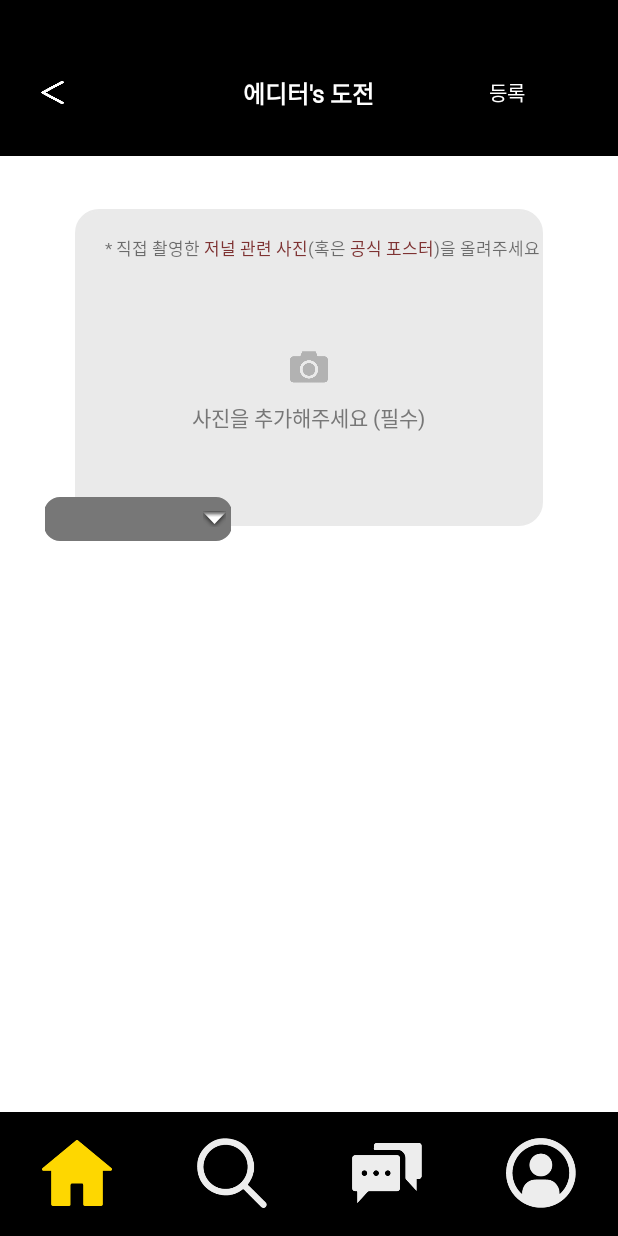
After one commit to JayHan-K/todaysShow, an Android app: the fragment CommunityEditorChallenges placed in its activity, on a phone screen of 412 x 824 dp. The commit adds this screen. Run offline under Robolectric (Android 15) with nearby library versions, the phone set to English and light mode, and no system bars; libraries missing offline, so code that uses them is left out: com.mikhaellopez.circularimageview; 2 statements that could not run were skipped.

Commit message:
2020.08.27 Editor Challenges...

```diff
--- /dev/null
+++ b/app/src/main/java/com/example/todaysshow/adapter/EditorChallengesSpinnerAdapter.kt
@@ -0,0 +1,48 @@
+package com.example.todaysshow.adapter
+
+import android.content.Context
+import android.view.Gravity
+import android.view.View
+import android.view.ViewGroup
+import android.widget.BaseAdapter
+import android.widget.SpinnerAdapter
+import android.widget.TextView
+
+class EditorChallengesSpinnerAdapter(items: ArrayList<String>, context: Context) : BaseAdapter(), SpinnerAdapter {
+    var items = items
+    var context = context
+
+    override fun getDropDownView(position: Int, convertView: View?, parent: ViewGroup?): View {
+        var textView : TextView = TextView(context)
+        textView.setPadding(5,5,5,5)
+        textView.textSize = 10F
+        textView.gravity = Gravity.CENTER_VERTICAL
+        textView.setText(items.get(position))
+        textView.setTextColor(0x000000)
+        return textView
+    }
+
+    override fun getView(position: Int, convertView: View?, parent: ViewGroup?): View {
+        var textView : TextView = TextView(context)
+        textView.setPadding(5,5,5,5)
+        textView.textSize = 10F
+        textView.gravity = Gravity.CENTER
+        textView.setCompoundDrawablesWithIntrinsicBounds(0 ,0, android.R.drawable.arrow_down_float, 0)
+        textView.setText(items.get(position))
+        textView.setTextColor(0x000000)
+        return textView
+    }
+
+    override fun getItem(position: Int): Any {
+        return items.get(position)
+    }
+
+    override fun getItemId(position: Int): Long {
+        return position.toLong()
+    }
+
+    override fun getCount(): Int {
+        return items.size
+    }
+
+}
--- a/app/src/main/java/com/example/todaysshow/fragment/CommunityFragment.kt
+++ b/app/src/main/java/com/example/todaysshow/fragment/CommunityFragment.kt
@@ -4,15 +4,21 @@ import android.os.Bundle
 import android.view.LayoutInflater
 import android.view.View
 import android.view.ViewGroup
+import android.widget.FrameLayout
+import android.widget.LinearLayout
 import androidx.fragment.app.Fragment
 import androidx.viewpager.widget.ViewPager
 import com.example.todaysshow.R
 import com.example.todaysshow.adapter.CommunityPagerAdapter
+import com.example.todaysshow.fragment.community.CommunityEditorChallenges
+import com.example.todaysshow.fragment.community.CommunityEditors
 import com.google.android.material.tabs.TabLayout
 import kotlinx.android.synthetic.main.activity_community_fragment.*
 
 class CommunityFragment(initIndex: Int) : Fragment() {
     var initIndex = initIndex
+    var communityMainLinearLayout : LinearLayout? = null
+    var communityMainFrameLayout : FrameLayout? = null
     override fun onCreate(savedInstanceState: Bundle?) {
         super.onCreate(savedInstanceState)
     }
@@ -30,10 +36,25 @@ class CommunityFragment(initIndex: Int) : Fragment() {
         communityTabLayout.setupWithViewPager(communityViewPager)
         communityViewPager.currentItem = initIndex
 
-
-
+        communityMainLinearLayout = viewGroup.findViewById(R.id.community_main_ll)
+        communityMainFrameLayout = viewGroup.findViewById(R.id.community_main_fl)
 
         return viewGroup
     }
 
+    fun communityChangeToEditorChallenges(){
+        communityMainLinearLayout!!.visibility = View.INVISIBLE
+        communityMainFrameLayout!!.visibility = View.VISIBLE
+
+        childFragmentManager.beginTransaction().replace(
+            R.id.community_main_fl,
+            CommunityEditorChallenges()
+        ).commitAllowingStateLoss()
+    }
+
+    fun editorChallengesChangeToCommunity(){
+        communityMainLinearLayout!!.visibility = View.VISIBLE
+        communityMainFrameLayout!!.visibility = View.INVISIBLE
+    }
+
 }
--- /dev/null
+++ b/app/src/main/java/com/example/todaysshow/fragment/community/CommunityEditorChallenges.kt
@@ -0,0 +1,68 @@
+package com.example.todaysshow.fragment.community
+
+import android.graphics.Color
+import android.os.Bundle
+import android.text.SpannableString
+import android.text.style.ForegroundColorSpan
+import android.view.LayoutInflater
+import android.view.View
+import android.view.ViewGroup
+import android.widget.Button
+import android.widget.Spinner
+import android.widget.TextView
+import androidx.fragment.app.Fragment
+import com.example.todaysshow.R
+import com.example.todaysshow.adapter.EditorChallengesSpinnerAdapter
+import com.example.todaysshow.fragment.CommunityFragment
+import com.example.todaysshow.fragment.HomeFragment
+import java.util.*
+import kotlin.collections.ArrayList
+
+class CommunityEditorChallenges : Fragment() {
+
+    override fun onCreate(savedInstanceState: Bundle?) {
+        super.onCreate(savedInstanceState)
+    }
+
+    override fun onCreateView(
+        inflater: LayoutInflater,
+        container: ViewGroup?,
+        savedInstanceState: Bundle?
+    ): View? {
+        val viewGroup: ViewGroup = inflater.inflate(R.layout.activity_editor_challenges, null) as ViewGroup
+
+        var editorChallengesSpinner = viewGroup.findViewById<Spinner>(R.id.editor_challenges_spinner)
+        var spinnerItems : ArrayList<String> = ArrayList()
+        spinnerItems.add("공연 병아리 필수")
+        spinnerItems.add("가족과 함께")
+        spinnerItems.add("연인과 함께")
+        spinnerItems.add("혼자가 딱좋아")
+        spinnerItems.add("공연 좀 많이 봤니?")
+        spinnerItems.add("집순이도 볼수있어")
+        spinnerItems.add("해외가면 꼭 봐!")
+        spinnerItems.add("극장 꿀팁")
+        spinnerItems.add("공연별 꿀팁")
+
+
+        var editorChallengesSpinnerAdater : EditorChallengesSpinnerAdapter = EditorChallengesSpinnerAdapter(spinnerItems,
+            context!!
+        )
+        editorChallengesSpinner.adapter = editorChallengesSpinnerAdater
+
+        var editorChallengesCloseButton = viewGroup.findViewById<Button>(R.id.editor_challenges_close_bt)
+        editorChallengesCloseButton.setOnClickListener(View.OnClickListener {
+            var parentFrag: CommunityFragment =
+                this@CommunityEditorChallenges.parentFragment as CommunityFragment
+            parentFrag.editorChallengesChangeToCommunity()
+        })
+
+        var editorChallengesAddPictureNoticeTextView : TextView = viewGroup.findViewById(R.id.editor_challenges_add_picture_notice_tv)
+        var sText : SpannableString = SpannableString(editorChallengesAddPictureNoticeTextView.text)
+        sText.setSpan(ForegroundColorSpan(Color.rgb(126, 50, 50)),9,17,0)
+        sText.setSpan(ForegroundColorSpan(Color.rgb(126, 50, 50)),21,27,0)
+        editorChallengesAddPictureNoticeTextView.text = sText
+
+
+        return viewGroup
+    }
+}
--- a/app/src/main/java/com/example/todaysshow/fragment/community/CommunityEditors.kt
+++ b/app/src/main/java/com/example/todaysshow/fragment/community/CommunityEditors.kt
@@ -4,6 +4,7 @@ import android.os.Bundle
 import android.view.LayoutInflater
 import android.view.View
 import android.view.ViewGroup
+import android.widget.Button
 import android.widget.Toast
 import androidx.fragment.app.Fragment
 import androidx.recyclerview.widget.GridLayoutManager
@@ -17,6 +18,7 @@ import com.example.todaysshow.adapter.CommunityEditorsJournalAdapter
 import com.example.todaysshow.adapter.JournalAdapter
 import com.example.todaysshow.adapter.SearchResultImageAdapter
 import com.example.todaysshow.adapter.SearchResultRelationAdapter
+import com.example.todaysshow.fragment.CommunityFragment
 import com.example.todaysshow.fragment.SearchFragment
 
 class CommunityEditors : Fragment() {
@@ -64,6 +66,12 @@ class CommunityEditors : Fragment() {
         searchResultJournalRV.layoutManager = journalLayoutManager
         searchResultJournalRV.adapter = journalAdapter
 
+        var communityEditorsChallengesButton = viewGroup.findViewById<Button>(R.id.community_editors_challenges_bt)
+        communityEditorsChallengesButton.setOnClickListener(View.OnClickListener {
+            var parentFrag: CommunityFragment =
+                this@CommunityEditors.parentFragment as CommunityFragment
+            parentFrag.communityChangeToEditorChallenges()
+        })
 
 
         return viewGroup
--- /dev/null
+++ b/app/src/main/res/drawable/editor_challenges_picture_rounded_corner.xml
@@ -0,0 +1,16 @@
+<?xml version="1.0" encoding="utf-8"?>
+<shape xmlns:android="http://schemas.android.com/apk/res/android" >
+    <stroke
+        android:width="1dp"
+        android:color="#eaeaea" />
+
+    <solid android:color="#eaeaea" />
+
+    <padding
+        android:left="0.5dp"
+        android:right="0.5dp"
+        android:bottom="0.5dp"
+        android:top="0.5dp" />
+
+    <corners android:radius="15dp" />
+</shape>
--- /dev/null
+++ b/app/src/main/res/drawable/editor_challenges_spinner_bg.xml
@@ -0,0 +1,25 @@
+<?xml version="1.0" encoding="utf-8"?>
+<selector xmlns:android="http://schemas.android.com/apk/res/android"
+    android:exitFadeDuration="@android:integer/config_mediumAnimTime">
+    <item android:state_pressed="true" android:drawable="@color/tab_background_selected"/>
+    <item android:state_selected="true" android:drawable="@color/tab_background_selected"/>
+    <item>
+        <inset android:insetLeft="-1dp" android:insetRight="-1dp">
+            <shape android:shape="rectangle">
+                <stroke android:width="1dp"
+                    android:color="#777777"/>
+                <solid android:color="#777777"></solid>
+                <padding
+                    android:left="0.5dp"
+                    android:right="0.5dp"
+                    android:bottom="0.5dp"
+                    android:top="0.5dp" />
+
+                <corners android:radius="10dp" />
+            </shape>
+        </inset>
+
+    </item>
+
+
+</selector>
--- a/app/src/main/res/layout/activity_community_editors_fragment.xml
+++ b/app/src/main/res/layout/activity_community_editors_fragment.xml
@@ -75,6 +75,7 @@
 
 
         <Button
+            android:id="@+id/community_editors_challenges_bt"
             android:background="@drawable/icon_writing_editor"
             android:layout_margin="30dp"
             android:layout_alignParentBottom="true"
--- a/app/src/main/res/layout/activity_community_fragment.xml
+++ b/app/src/main/res/layout/activity_community_fragment.xml
@@ -6,7 +6,13 @@
     android:layout_width="match_parent"
     android:layout_height="match_parent"
     tools:context=".fragment.CommunityFragment">
+    <FrameLayout
+        android:id="@+id/community_main_fl"
+        android:layout_width="match_parent"
+        android:layout_height="match_parent">
+    </FrameLayout>
     <LinearLayout
+        android:id="@+id/community_main_ll"
         android:orientation="vertical"
         android:layout_width="match_parent"
         android:layout_height="match_parent">
--- a/app/src/main/res/layout/activity_community_hot_issue_fragment.xml
+++ b/app/src/main/res/layout/activity_community_hot_issue_fragment.xml
@@ -4,7 +4,6 @@
     android:layout_height="match_parent">
 
     <androidx.recyclerview.widget.RecyclerView
-        android:layout_marginLeft="83px"
         android:id="@+id/community_hot_issue_rv"
         android:layout_width="match_parent"
         android:layout_height="match_parent">
--- a/app/src/main/res/layout/activity_editor_challenges.xml
+++ b/app/src/main/res/layout/activity_editor_challenges.xml
@@ -1,63 +1,130 @@
 <?xml version="1.0" encoding="utf-8"?>
-<LinearLayout
+<FrameLayout
     xmlns:android="http://schemas.android.com/apk/res/android" android:layout_width="match_parent"
     android:layout_height="match_parent">
-
     <LinearLayout
+        android:background="#ffffff"
         android:orientation="vertical"
-        android:weightSum="1"
         android:layout_width="match_parent"
         android:layout_height="match_parent">
+
         <LinearLayout
-            android:weightSum="1"
+            android:id="@+id/writing_review_fragment_ll"
+            android:background="#000000"
             android:orientation="vertical"
-            android:layout_weight="0.08"
             android:layout_width="match_parent"
-            android:layout_height="0dp">
-            <RelativeLayout
+            android:layout_height="84dp">
+            <LinearLayout
+                android:layout_width="match_parent"
+                android:layout_height="40dp">
+            </LinearLayout>
+            <LinearLayout
+                android:orientation="horizontal"
                 android:layout_width="match_parent"
                 android:layout_height="match_parent">
+                <RelativeLayout
+                    android:layout_width="match_parent"
+                    android:layout_height="match_parent">
+                    <Button
+                        android:id="@+id/editor_challenges_close_bt"
+                        android:layout_centerVertical="true"
+                        android:layout_marginLeft="27dp"
+                        android:background="@drawable/icon_pre"
+                        android:layout_width="15dp"
+                        android:layout_height="15dp">
+                    </Button>
+                    <TextView
+                        android:fontFamily="@font/kopubworlddotumbold"
+                        android:textSize="16dp"
+                        android:textStyle="bold"
+                        android:textColor="#ffffff"
+                        android:layout_centerInParent="true"
+                        android:text="에디터's 도전"
+                        android:layout_width="wrap_content"
+                        android:layout_height="wrap_content">
 
-                <Button
-                    android:layout_width="wrap_content"
-                    android:layout_height="wrap_content"
-                    android:text="뒤로가기">
-                </Button>
-
-                <LinearLayout
-                    android:background="#444444"
-                    android:layout_alignParentTop="true"
-                    android:layout_width="match_parent"
-                    android:layout_height="5sp"></LinearLayout>
-                <TextView
-                    android:textColor="#000000"
-                    android:textStyle="bold"
-                    android:textSize="17sp"
-                    android:layout_centerInParent="true"
-                    android:text="에디터'S 도전"
-                    android:layout_width="wrap_content"
-                    android:layout_height="wrap_content"/>
-                <LinearLayout
-                    android:background="#444444"
-                    android:layout_alignParentBottom="true"
-                    android:layout_width="match_parent"
-                    android:layout_height="5sp"></LinearLayout>
-            </RelativeLayout>
+                    </TextView>
+                    <Button
+                        android:fontFamily="@font/kopubworlddotummedium"
+                        android:textColor="#ffffff"
+                        android:textSize="13dp"
+                        android:text="등록"
+                        android:id="@+id/editor_challenges_apply_bt"
+                        android:layout_alignParentRight="true"
+                        android:layout_centerVertical="true"
+                        android:layout_marginRight="30dp"
+                        android:background="#00000000"
+                        android:layout_width="wrap_content"
+                        android:layout_height="wrap_content">
+                    </Button>
+                </RelativeLayout>
+            </LinearLayout>
         </LinearLayout>
         <LinearLayout
-            android:layout_weight="0.92"
+            android:background="#000000"
             android:layout_width="match_parent"
-            android:layout_height="0dp">
+            android:layout_height="20dp"></LinearLayout>
+        <LinearLayout
+            android:layout_width="match_parent"
+            android:layout_height="35dp"></LinearLayout>
 
-            <androidx.core.widget.NestedScrollView
-                android:id="@+id/community_editor_challengs_sv"
+        <RelativeLayout
+            android:layout_width="match_parent"
+            android:layout_height="221dp">
+
+            <RelativeLayout
+                android:background="@drawable/editor_challenges_picture_rounded_corner"
+                android:layout_marginBottom="10dp"
+                android:layout_marginLeft="50dp"
+                android:layout_marginRight="50dp"
                 android:layout_width="match_parent"
                 android:layout_height="match_parent">
+                <Button
+                    android:background="#00000000"
+                    android:id="@+id/editor_challenges_add_picture_bt"
+                    android:layout_width="match_parent"
+                    android:layout_height="match_parent"></Button>
+                <TextView
+                    android:layout_marginTop="17dp"
+                    android:layout_marginLeft="20dp"
+                    android:id="@+id/editor_challenges_add_picture_notice_tv"
+                    android:fontFamily="@font/kopubworlddotummedium"
+                    android:textSize="11dp"
+                    android:text="* 직접 촬영한 저널 관련 사진(혹은 공식 포스터)을 올려주세요"
+                    android:layout_width="wrap_content"
+                    android:layout_height="wrap_content"></TextView>
+                <ImageView
+                    android:id="@+id/editor_challenges_add_picture_iv"
+                    android:layout_centerInParent="true"
+                    android:src="@drawable/icon_camera"
+                    android:layout_width="25dp"
+                    android:layout_height="25dp"></ImageView>
+                <TextView
+                    android:textColor="#777777"
+                    android:layout_marginTop="10dp"
+                    android:layout_centerHorizontal="true"
+                    android:layout_below="@id/editor_challenges_add_picture_iv"
+                    android:textSize="14dp"
+                    android:fontFamily="@font/kopubworlddotummedium"
+                    android:text="사진을 추가해주세요 (필수)"
+                    android:layout_width="wrap_content"
+                    android:layout_height="wrap_content"></TextView>
 
-            </androidx.core.widget.NestedScrollView>
+            </RelativeLayout>
+            <Spinner
+                android:layout_marginLeft="30dp"
+                android:layout_alignParentBottom="true"
+                android:spinnerMode="dropdown"
+                android:id="@+id/editor_challenges_spinner"
+                android:background="@drawable/editor_challenges_spinner_bg"
+                android:layout_width="124dp"
+                android:layout_height="29dp"></Spinner>
 
-        </LinearLayout>
+        </RelativeLayout>
+
 
     </LinearLayout>
 
-</LinearLayout>
+
+
+</FrameLayout>
```
